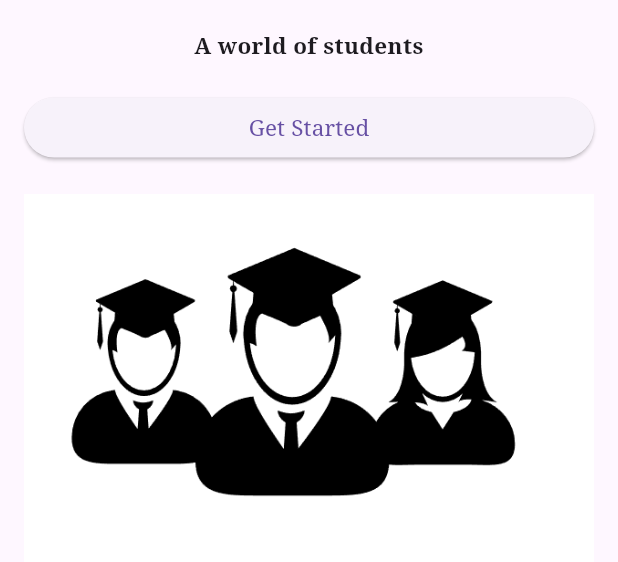
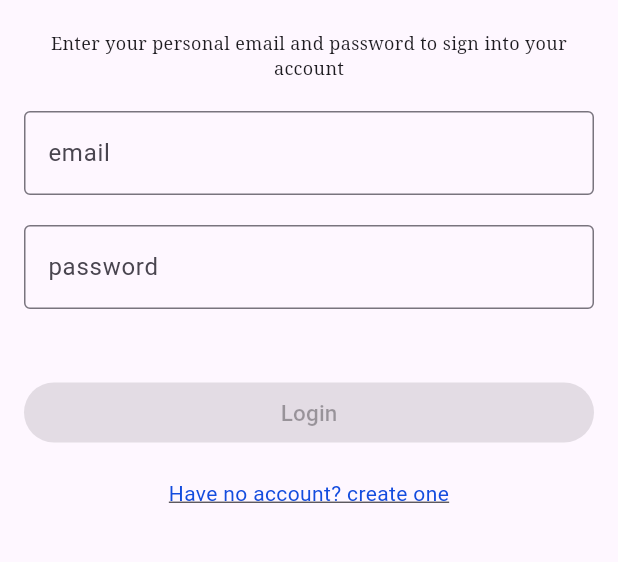
Before and after one commit to Safo-Samson/UniConnect, a Flutter app: the screen it shows after launch, on a phone screen of 412 x 824 dp, the part 258-820 px from its top. Run offline on Flutter 3.47's test engine with Material 3 defaults, Android fonts, the light colour scheme and no system bars; our stand-ins replace firebase_core; accounts and stored records are empty.

Commit message:
created the login view

```diff
--- a/lib/main.dart
+++ b/lib/main.dart
@@ -8,6 +8,7 @@ import 'package:uniconnect/views/info_views/carousel_info/global_connect_info.da
 import 'package:uniconnect/views/info_views/carousel_info/local_connect_info.dart';
 import 'package:uniconnect/views/info_views/carousel_info/location_info.dart';
 import 'package:uniconnect/views/info_views/nationality_info.dart';
+import 'package:uniconnect/views/login_view.dart';
 import 'package:uniconnect/views/more-sign-up-info.dart';
 import 'package:uniconnect/views/sign_up.dart';
 import 'package:uniconnect/views/info_views/status_verified.dart';
@@ -29,8 +30,8 @@ class HomePage extends StatelessWidget {
       theme: ThemeData(
         primarySwatch: BrandColor.primary as MaterialColor,
       ),
-      home: const GetStarted(),
-      // home: FinishCarousel(widgetData: finishCarouselData),
+      // home: const GetStarted(),
+      home: const LoginView(),
 
       routes: {
         signupRoute: (context) => const SignUp(),
--- /dev/null
+++ b/lib/views/login_view.dart
@@ -0,0 +1,133 @@
+import 'package:flutter/foundation.dart';
+import 'package:flutter/material.dart';
+import 'package:flutter/widgets.dart';
+import 'package:uniconnect/constants/routes.dart';
+import 'package:uniconnect/utils/brand_colours.dart';
+import 'package:uniconnect/utils/brand_fonts.dart';
+import 'package:uniconnect/utils/spaces.dart';
+
+class LoginView extends StatefulWidget {
+  const LoginView({super.key});
+
+  @override
+  State<LoginView> createState() => _LoginViewState();
+}
+
+class _LoginViewState extends State<LoginView> {
+  final TextEditingController _emailController = TextEditingController();
+  final TextEditingController _passwordController = TextEditingController();
+  final TextEditingController _confirmPasswordController =
+      TextEditingController();
+  bool _isEmailValid = false;
+  bool _passwordsMatch = true;
+
+  @override
+  void initState() {
+    super.initState();
+
+    _emailController.addListener(_validateEmail);
+  }
+
+  void _validateEmail() {
+    setState(() {
+      _isEmailValid = isValidEmail(_emailController.text);
+    });
+  }
+
+  void _validatePassword() {
+    setState(() {
+      _passwordsMatch =
+          _passwordController.text == _confirmPasswordController.text &&
+              _passwordController.text.isNotEmpty &&
+              _confirmPasswordController.text.isNotEmpty;
+    });
+  }
+
+  // Function to validate an email address
+  bool isValidEmail(String email) {
+    return email.contains('@') && email.isNotEmpty;
+  }
+
+  @override
+  void dispose() {
+    _emailController.dispose();
+    _passwordController.dispose();
+    _confirmPasswordController.dispose();
+
+    super.dispose();
+  }
+
+  @override
+  Widget build(BuildContext context) {
+    return Scaffold(
+      appBar: AppBar(
+        backgroundColor: Colors.transparent,
+        elevation: 0, // No shadow
+      ),
+      body: Center(
+        child: Padding(
+          padding: const EdgeInsets.all(16.0),
+          child: ListView(
+            children: [
+              Image.asset('assets/img/logo ss.png', height: 100, width: 200),
+              verticalSpace(20.0),
+              const Text(
+                'Enter your personal email and password to sign into your account',
+                textAlign: TextAlign.center,
+                style: TextStyle(
+                  fontSize: BrandFonts.regularText,
+                  fontFamily: BrandFonts.fontFamily,
+                ),
+              ),
+              verticalSpace(20.0),
+              TextField(
+                controller: _emailController,
+                decoration: const InputDecoration(
+                  hintText: 'example@gmail.com',
+                  border: OutlineInputBorder(),
+                  labelText: 'email',
+                ),
+              ),
+              verticalSpace(20.0),
+              TextField(
+                controller: _passwordController,
+                obscureText: true,
+                onChanged: (_) => _validatePassword(),
+                decoration: const InputDecoration(
+                  hintText: 'password',
+                  border: OutlineInputBorder(),
+                  labelText: 'password',
+                ),
+              ),
+              verticalSpace(20.0),
+              verticalSpace(25.0),
+              ElevatedButton(
+                onPressed: _isEmailValid && _passwordsMatch
+                    ? () {
+                        // Navigator.popAndPushNamed(context, moreInfoSignUpRoute);
+                      }
+                    : null, // Disable button if email is not valid or passwords don't match
+                child: const Text('Login',
+                    style: TextStyle(fontSize: BrandFonts.textButtonSize)),
+              ),
+              verticalSpace(20.0),
+              InkWell(
+                onTap: () {
+                  Navigator.pushNamed(context, studentVerifyRoute);
+                },
+                child: Text(
+                  'Have no account? create one',
+                  textAlign: TextAlign.center,
+                  style: TextStyle(
+                    color: BrandColor.infoLinks,
+                    decoration: TextDecoration.underline,
+                  ),
+                ),
+              ),
+            ],
+          ),
+        ),
+      ),
+    );
+  }
+}
```
Also changed, not shown: lib/views/sign_or_login_view.dart (added).
